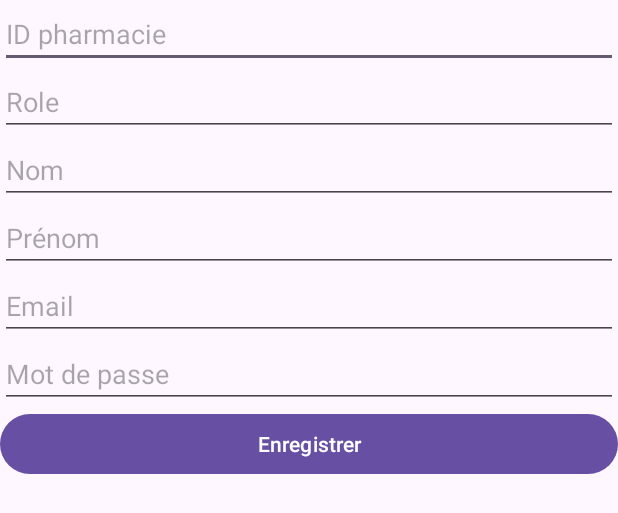
After one commit to shypefx/Android_Pcr_Project, an Android app: the layout activity_signup.xml on its own in the app's theme, with its tools: preview values and no code run, on a phone screen of 412 x 824 dp. The commit adds this screen. Shown: the top 513 px of the screen. Run offline under Robolectric (Android 15) with nearby library versions, the phone set to English and light mode, and no system bars.

Commit message:
signup form

```diff
--- a/app/src/main/AndroidManifest.xml
+++ b/app/src/main/AndroidManifest.xml
@@ -28,6 +28,9 @@
             android:name=".AdminMain"
             android:exported="false" />
         <activity
+            android:name=".SignupActivity"
+            android:exported="false" />
+        <activity
             android:name=".LoginActivity"
             android:exported="true"
             android:label="@string/app_name"
--- /dev/null
+++ b/app/src/main/res/layout/activity_signup.xml
@@ -0,0 +1,57 @@
+<?xml version="1.0" encoding="utf-8"?>
+<androidx.constraintlayout.widget.ConstraintLayout xmlns:android="http://schemas.android.com/apk/res/android"
+    android:layout_width="match_parent"
+    android:layout_height="match_parent">
+
+    <LinearLayout xmlns:android="http://schemas.android.com/apk/res/android"
+        android:orientation="vertical"
+        android:layout_width="match_parent"
+        android:layout_height="match_parent">
+
+        <EditText
+            android:id="@+id/et_id_pharmacie"
+            android:layout_width="match_parent"
+            android:layout_height="wrap_content"
+            android:hint="ID pharmacie"/>
+
+        <EditText
+            android:id="@+id/et_role"
+            android:layout_width="match_parent"
+            android:layout_height="wrap_content"
+            android:hint="Role"/>
+
+
+        <EditText
+            android:id="@+id/et_nom"
+            android:layout_width="match_parent"
+            android:layout_height="wrap_content"
+            android:hint="Nom"/>
+
+        <EditText
+            android:id="@+id/et_prenom"
+            android:layout_width="match_parent"
+            android:layout_height="wrap_content"
+            android:hint="Prénom"/>
+
+        <EditText
+            android:id="@+id/et_email"
+            android:layout_width="match_parent"
+            android:layout_height="wrap_content"
+            android:hint="Email"/>
+
+        <EditText
+            android:id="@+id/et_password"
+            android:layout_width="match_parent"
+            android:layout_height="wrap_content"
+            android:inputType="textPassword"
+            android:hint="Mot de passe"/>
+
+        <Button
+            android:id="@+id/btn_register"
+            android:layout_width="match_parent"
+            android:layout_height="wrap_content"
+            android:text="Enregistrer"/>
+    </LinearLayout>
+
+
+</androidx.constraintlayout.widget.ConstraintLayout>
```
Also changed, not shown: app/src/main/java/com/example/apirest/LoginActivity.java (+17 -5 lines), app/src/main/java/com/example/apirest/Users.java (+23 -0 lines).
